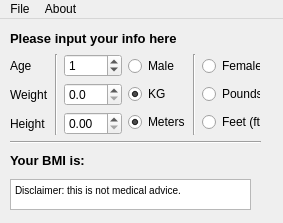
Qt form mainwindow.ui (darioZIP/BMIcalculator) before a commit.
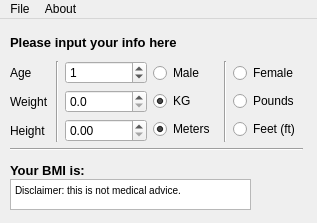
The same form after that commit.

Patch:
```diff
--- a/mainwindow.ui
+++ b/mainwindow.ui
@@ -9,7 +9,7 @@
    <rect>
     <x>0</x>
     <y>0</y>
-    <width>283</width>
+    <width>317</width>
     <height>223</height>
    </rect>
   </property>
@@ -28,8 +28,8 @@
      <rect>
       <x>10</x>
       <y>10</y>
-      <width>251</width>
-      <height>141</height>
+      <width>293</width>
+      <height>154</height>
      </rect>
     </property>
     <layout class="QVBoxLayout" name="verticalLayout" stretch="0,0,0,0">
@@ -388,8 +388,8 @@
     <rect>
      <x>0</x>
      <y>0</y>
-     <width>283</width>
-     <height>21</height>
+     <width>317</width>
+     <height>26</height>
     </rect>
    </property>
    <widget class="QMenu" name="menuAbout">
```
Left out of the diff: 2 changed lines with no effect on the pictures.
